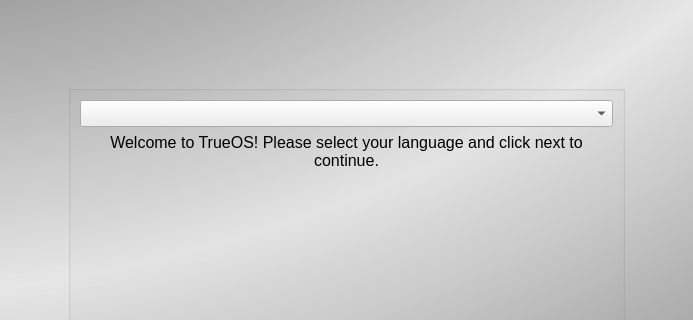
Before: the Qt Designer form src-qt5/pc-installgui/installer.ui in trueos/trueos-utils-qt5, drawn with Qt 5; both pictures show x 111 to 804 and y 94 to 414 of the 914 by 769 pixel window.
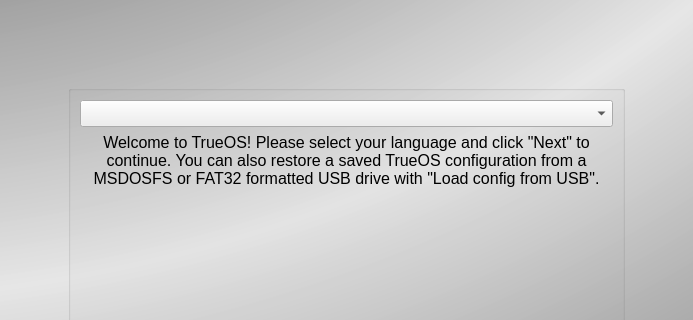
After: the same form once the commit is applied. The open tabs and pages were chosen to show the change. Icons and pictures are not drawn.

Commit message: update initial welcome message in installgui

What changed in the file:
```diff
--- a/src-qt5/pc-installgui/installer.ui
+++ b/src-qt5/pc-installgui/installer.ui
@@ -342,7 +342,7 @@
               <bool>false</bool>
              </property>
              <property name="text">
-              <string>Welcome to TrueOS! Please select your language and click next to continue.</string>
+              <string>Welcome to TrueOS! Please select your language and click &quot;Next&quot; to continue. You can also restore a saved TrueOS configuration from a MSDOSFS or FAT32 formatted USB drive with &quot;Load config from USB&quot;.</string>
              </property>
              <property name="alignment">
               <set>Qt::AlignHCenter|Qt::AlignTop</set>
```
Left out of the diff: 2 changed lines with no effect on the pictures.
